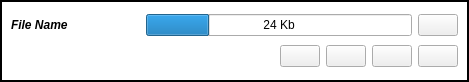
Qt form retroshare-gui/src/gui/feeds/SubFileItem.ui (RetroShare/RetroShare) before a commit.
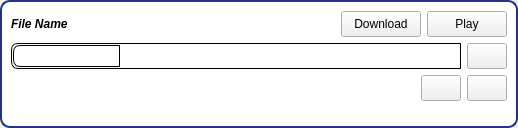
The same form after that commit. Icons and pictures are not drawn.

Commit message: redesigned SubFileItem Layout.

The edit to the form file:
```diff
--- a/retroshare-gui/src/gui/feeds/SubFileItem.ui
+++ b/retroshare-gui/src/gui/feeds/SubFileItem.ui
@@ -6,8 +6,8 @@
    <rect>
     <x>0</x>
     <y>0</y>
-    <width>469</width>
-    <height>82</height>
+    <width>518</width>
+    <height>128</height>
    </rect>
   </property>
   <property name="sizePolicy">
@@ -40,12 +40,13 @@
      <property name="minimumSize">
       <size>
        <width>0</width>
-       <height>82</height>
+       <height>122</height>
       </size>
      </property>
      <property name="styleSheet">
-      <string notr="true">QFrame#frame{border: 2px solid black;
-background: white;}
+      <string notr="true">QFrame#frame{border: 2px solid #238;
+background: white;
+border-radius: 10px;}
 </string>
      </property>
      <property name="frameShape">
@@ -54,10 +55,10 @@
      <property name="frameShadow">
       <enum>QFrame::Raised</enum>
      </property>
-     <layout class="QGridLayout" name="gridLayout_3">
-      <item row="0" column="0" rowspan="2" colspan="2">
-       <layout class="QGridLayout" name="gridLayout_2">
-        <item row="0" column="0">
+     <layout class="QGridLayout" name="gridLayout_2">
+      <item row="0" column="0">
+       <layout class="QHBoxLayout" name="horizontalLayout_2">
+        <item>
          <widget class="QLabel" name="fileLabel">
           <property name="sizePolicy">
            <sizepolicy hsizetype="Minimum" vsizetype="Minimum">
@@ -67,7 +68,7 @@
           </property>
           <property name="maximumSize">
            <size>
-            <width>300</width>
+            <width>16777215</width>
             <height>16777215</height>
            </size>
           </property>
@@ -86,7 +87,63 @@
           </property>
          </widget>
         </item>
-        <item row="0" column="1" colspan="2">
+        <item>
+         <widget class="QPushButton" name="downloadButton">
+          <property name="sizePolicy">
+           <sizepolicy hsizetype="Fixed" vsizetype="Fixed">
+            <horstretch>0</horstretch>
+            <verstretch>0</verstretch>
+           </sizepolicy>
+          </property>
+          <property name="minimumSize">
+           <size>
+            <width>0</width>
+            <height>26</height>
+           </size>
+          </property>
+          <property name="toolTip">
+           <string>Download File</string>
+          </property>
+          <property name="text">
+           <string>Download</string>
+          </property>
+          <property name="icon">
+           <iconset resource="../images.qrc">
+            <normaloff>:/images/download.png</normaloff>:/images/download.png</iconset>
+          </property>
+         </widget>
+        </item>
+        <item>
+         <widget class="QPushButton" name="playButton">
+          <property name="sizePolicy">
+           <sizepolicy hsizetype="Fixed" vsizetype="Fixed">
+            <horstretch>0</horstretch>
+            <verstretch>0</verstretch>
+           </sizepolicy>
+          </property>
+          <property name="minimumSize">
+           <size>
+            <width>0</width>
+            <height>26</height>
+           </size>
+          </property>
+          <property name="toolTip">
+           <string>Play File</string>
+          </property>
+          <property name="text">
+           <string>Play</string>
+          </property>
+          <property name="icon">
+           <iconset resource="../images.qrc">
+            <normaloff>:/images/player_play.png</normaloff>:/images/player_play.png</iconset>
+          </property>
+         </widget>
+        </item>
+       </layout>
+      </item>
+      <item row="1" column="0">
+       <layout class="QHBoxLayout" name="horizontalLayout">
+        <item>
          <widget class="QProgressBar" name="progressBar">
           <property name="sizePolicy">
            <sizepolicy hsizetype="MinimumExpanding" vsizetype="Fixed">
@@ -97,85 +154,77 @@
           <property name="minimumSize">
            <size>
             <width>50</width>
-            <height>0</height>
+            <height>26</height>
            </size>
           </property>
           <property name="styleSheet">
-           <string notr="true"/>
+           <string notr="true">QProgressBar {
+border: 1px solid black;
+text-align: center;
+color: white;
+padding: 1px;
+border-top-left-radius: 7px;
+border-bottom-left-radius: 7px;
+background: QLinearGradient( x1: 0, y1: 0, x2: 0, y2: 1,
+stop: 0 #fff,
+stop: 0.4999 #eee,
+stop: 0.5 #ddd,
+stop: 1 #eee );
+width: 15px;
+}
+QProgressBar::chunk {
+background: QLinearGradient( x1: 0, y1: 0, x2: 1, y2: 0,
+stop: 0 #78d,
+stop: 0.4999 #46a,
+stop: 0.5 #45a,
+stop: 1 #238 );
+border-top-left-radius: 7px;
+border-bottom-left-radius: 7px;
+border: 1px solid black;
+}</string>
           </property>
           <property name="value">
            <number>24</number>
           </property>
+          <property name="orientation">
+           <enum>Qt::Horizontal</enum>
+          </property>
           <property name="format">
            <string>%p Kb</string>
           </property>
          </widget>
         </item>
-        <item row="2" column="2">
-         <layout class="QGridLayout" name="gridLayout">
-          <item row="0" column="0">
-           <widget class="QPushButton" name="expandButton">
-            <property name="sizePolicy">
-             <sizepolicy hsizetype="Fixed" vsizetype="Fixed">
-              <horstretch>0</horstretch>
-              <verstretch>0</verstretch>
-             </sizepolicy>
-            </property>
-            <property name="toolTip">
-             <string>Expand</string>
-            </property>
-            <property name="text">
-             <string/>
-            </property>
-            <property name="icon">
-             <iconset resource="../images.qrc">
-              <normaloff>:/images/textedit/zoomin.png</normaloff>:/images/textedit/zoomin.png</iconset>
-            </property>
-           </widget>
-          </item>
-          <item row="0" column="1">
-           <widget class="QPushButton" name="saveButton">
-            <property name="sizePolicy">
-             <sizepolicy hsizetype="Fixed" vsizetype="Fixed">
-              <horstretch>0</horstretch>
-              <verstretch>0</verstretch>
-             </sizepolicy>
-            </property>
-            <property name="toolTip">
-             <string>Save File</string>
-            </property>
-            <property name="text">
-             <string/>
-            </property>
-            <property name="icon">
-             <iconset resource="../images.qrc">
-              <normaloff>:/images/save24.png</normaloff>:/images/save24.png</iconset>
-            </property>
-           </widget>
-          </item>
-          <item row="0" column="3">
-           <widget class="QPushButton" name="downloadButton">
-            <property name="sizePolicy">
-             <sizepolicy hsizetype="Fixed" vsizetype="Fixed">
-              <horstretch>0</horstretch>
-              <verstretch>0</verstretch>
-             </sizepolicy>
-            </property>
-            <property name="toolTip">
-             <string>Download File</string>
-            </property>
-            <property name="text">
-             <string/>
-            </property>
-            <property name="icon">
-             <iconset resource="../images.qrc">
-              <normaloff>:/images/download.png</normaloff>:/images/download.png</iconset>
-            </property>
-           </widget>
-          </item>
-         </layout>
+        <item>
+         <widget class="QPushButton" name="cancelButton">
+          <property name="sizePolicy">
+           <sizepolicy hsizetype="Fixed" vsizetype="Fixed">
+            <horstretch>0</horstretch>
+            <verstretch>0</verstretch>
+           </sizepolicy>
+          </property>
+          <property name="minimumSize">
+           <size>
+            <width>0</width>
+            <height>26</height>
+           </size>
+          </property>
+          <property name="toolTip">
+           <string>Cancel Download</string>
+          </property>
+          <property name="text">
+           <string/>
+          </property>
+          <property name="icon">
+           <iconset resource="../images.qrc">
+            <normaloff>:/images/delete.png</normaloff>:/images/delete.png</iconset>
+          </property>
+         </widget>
         </item>
-        <item row="2" column="0" colspan="2">
+       </layout>
+      </item>
+      <item row="2" column="0">
+       <layout class="QGridLayout" name="gridLayout">
+        <item row="0" column="0">
          <spacer>
           <property name="orientation">
            <enum>Qt::Horizontal</enum>
@@ -185,20 +234,26 @@
           </property>
           <property name="sizeHint" stdset="0">
            <size>
-            <width>50</width>
+            <width>418</width>
             <height>17</height>
            </size>
           </property>
          </spacer>
         </item>
-        <item row="0" column="3">
-         <widget class="QPushButton" name="cancelButton">
+        <item row="0" column="1">
+         <widget class="QPushButton" name="expandButton">
           <property name="sizePolicy">
            <sizepolicy hsizetype="Fixed" vsizetype="Fixed">
             <horstretch>0</horstretch>
             <verstretch>0</verstretch>
            </sizepolicy>
           </property>
+          <property name="minimumSize">
+           <size>
+            <width>0</width>
+            <height>26</height>
+           </size>
+          </property>
           <property name="toolTip">
            <string>Cancel Download</string>
           </property>
@@ -211,14 +266,20 @@
           </property>
          </widget>
         </item>
-        <item row="2" column="3">
-         <widget class="QPushButton" name="playButton">
+        <item row="0" column="2">
+         <widget class="QPushButton" name="saveButton">
           <property name="sizePolicy">
            <sizepolicy hsizetype="Fixed" vsizetype="Fixed">
             <horstretch>0</horstretch>
             <verstretch>0</verstretch>
            </sizepolicy>
           </property>
+          <property name="minimumSize">
+           <size>
+            <width>0</width>
+            <height>26</height>
+           </size>
+          </property>
           <property name="toolTip">
            <string>Play File</string>
           </property>
@@ -233,6 +294,19 @@
         </item>
        </layout>
       </item>
+      <item row="3" column="0">
+       <spacer name="verticalSpacer">
+        <property name="orientation">
+         <enum>Qt::Vertical</enum>
+        </property>
+        <property name="sizeHint" stdset="0">
+         <size>
+          <width>20</width>
+          <height>40</height>
+         </size>
+        </property>
+       </spacer>
+      </item>
      </layout>
     </widget>
    </item>
```
Left out of the diff: 8 changed lines with no effect on the pictures.
